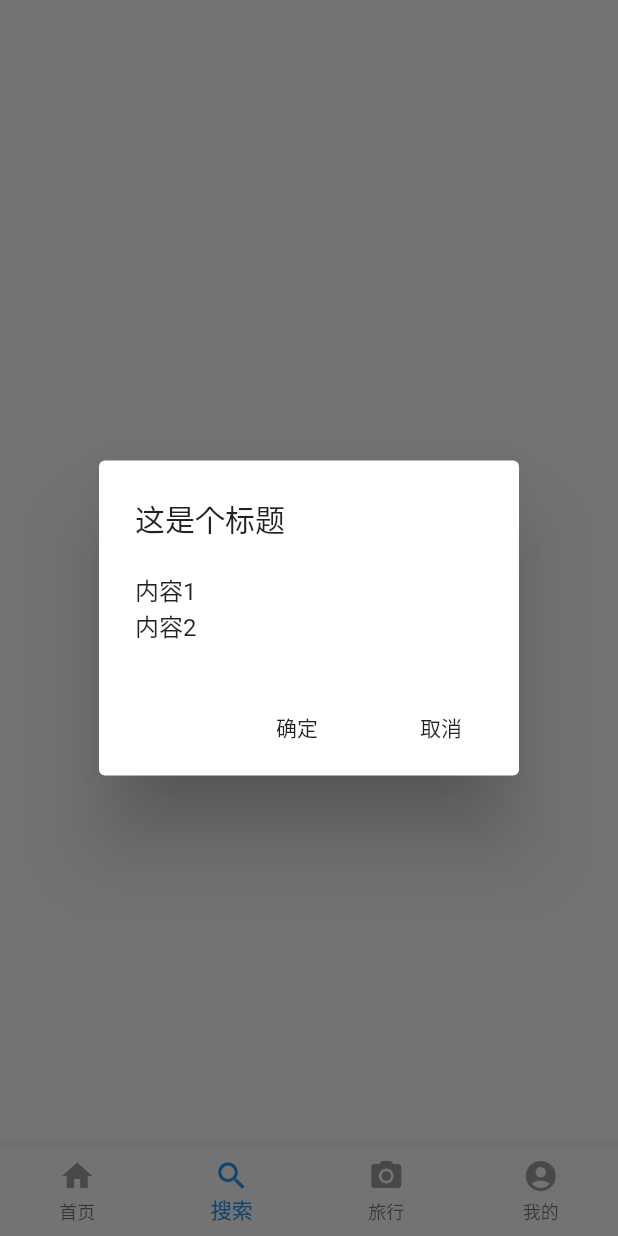
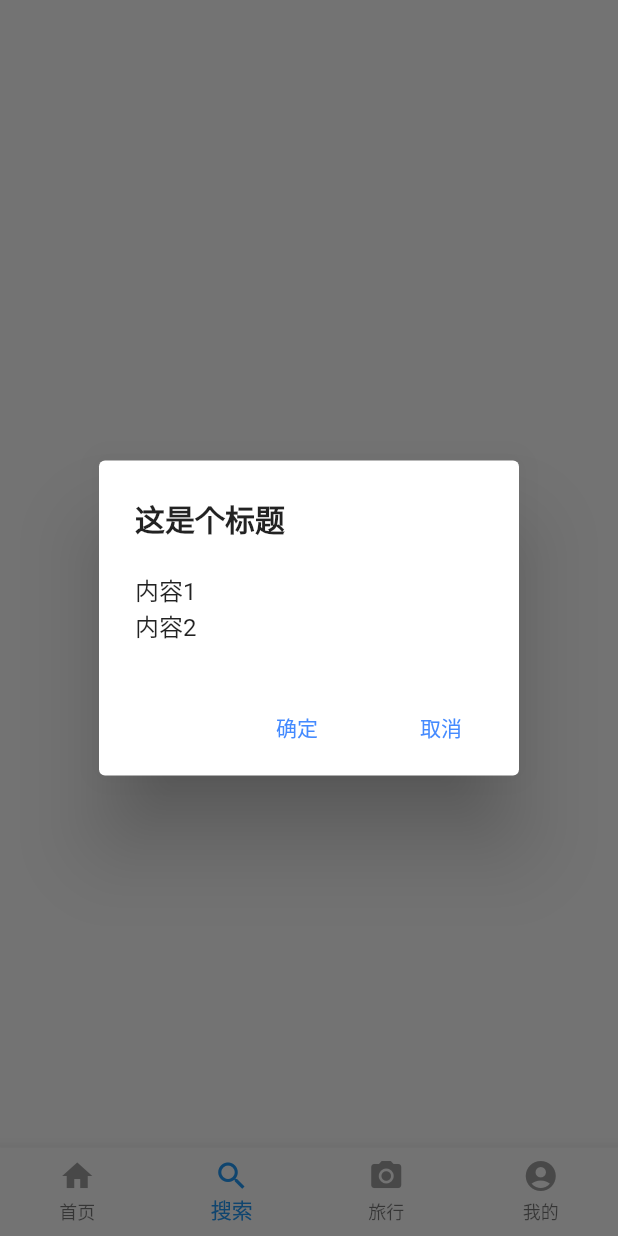
Before and after one commit to xuzhendada/flutter_first_app, a Flutter app: the screen it shows after launch, item 2 of the bottom bar chosen, after a tap on "点击弹窗", on a phone screen of 412 x 824 dp. Run offline on Flutter 3.47's test engine with Material 2 defaults, Android fonts, the phone set to English and light mode, and no system bars.

Commit message:
布局学习

```diff
--- a/lib/pages/home_page.dart
+++ b/lib/pages/home_page.dart
@@ -78,13 +78,17 @@ class _HomePageState extends State<HomePage> {
           Row(
             children: [Text("xxxx" * 10)],
           ),
-          Wrap(
+          Padding(
+            padding: const EdgeInsets.only(
+                left: 30.0, top: 20.0, bottom: 60.0, right: 30.0),
+            child: Wrap(
               spacing: 8,
               runSpacing: 4,
-            alignment: WrapAlignment.end,
+              alignment: WrapAlignment.start,
               children: [
                 Chip(
-                label: Text("xuzhen"),
+                  label: Text(
+                      "adasdasdasdasdasdasdasdasasdasdasdasdasdasdasdasdas"),
                   avatar: CircleAvatar(
                     backgroundColor: Colors.blue,
                     child: Text("X"),
@@ -98,21 +102,24 @@ class _HomePageState extends State<HomePage> {
                   ),
                 ),
                 Chip(
-                label: Text("xuzhen" , style: TextStyle(fontWeight: FontWeight.bold),),
+                  label: Text(
+                    "xu",
+                    style: TextStyle(fontWeight: FontWeight.bold),
+                  ),
                   avatar: CircleAvatar(
                     backgroundColor: Colors.blue,
                     child: Text("X"),
                   ),
                 ),
                 Chip(
-                label: Text("xuzhen"),
+                  label: Text("x"),
                   avatar: CircleAvatar(
                     backgroundColor: Colors.blue,
                     child: Text("X"),
                   ),
                 ),
                 Chip(
-                label: Text("xuzhen"),
+                  label: Text("xu"),
                   avatar: CircleAvatar(
                     backgroundColor: Colors.blue,
                     child: Text("X"),
@@ -120,6 +127,38 @@ class _HomePageState extends State<HomePage> {
                 )
               ],
             ),
+          ),
+          // ConstrainedBox(
+          //   constraints: BoxConstraints(minWidth: double.infinity),
+          //   child: Column(
+          //     children: [Text("hi"), Text("world")],
+          //   ),
+          // ),
+          Container(
+            margin: EdgeInsets.only( left: 120.0),
+            constraints: BoxConstraints.tightFor(width: 200.0, height: 150.0),
+            decoration: BoxDecoration(
+                gradient: RadialGradient(
+                    colors: [Colors.red, Colors.orange],
+                    center: Alignment.topLeft,
+                    radius: .98),
+                boxShadow: [
+                  BoxShadow(
+                      color: Colors.black54,
+                      offset: Offset(6.0, 6.0),
+                      blurRadius: 4.0)
+                ]),
+            transform: Matrix4.rotationY(.2),
+            alignment: Alignment.center,
+            child: Text(
+              "xu_zhen",
+              style: TextStyle(
+                  color: Colors.white,
+                  fontSize: 20.0,
+                  fontStyle: FontStyle.italic,
+                  fontWeight: FontWeight.bold),
+            ),
+          )
         ],
       ),
     );
--- a/lib/pages/search_page.dart
+++ b/lib/pages/search_page.dart
@@ -27,19 +27,26 @@ class _SearchPageState extends State<SearchPage> {
                 barrierDismissible: false,
                 builder: (BuildContext context) {
                   return AlertDialog(
-                    title: Text("这是个标题"),
+                    title: Text("这是个标题",style: TextStyle(fontWeight: FontWeight.bold),),
                     content: SingleChildScrollView(
                       child: ListBody(
                         children: [Text("内容1"), Text("内容2")],
                       ),
                     ),
                     actions: [
-                      FlatButton(
+                      MaterialButton(
                           onPressed: () {
                             Navigator.of(context).pop();
                           },
-                          child: Text("确定")),
-                      FlatButton(onPressed: () {}, child: Text("取消"))
+                          child: Text(
+                            "确定",
+                            style: TextStyle(
+                              color: Colors.blueAccent
+                            ),
+                          )),
+                      MaterialButton(onPressed: () {
+                        print("点击了取消");
+                      }, child: Text("取消",style: TextStyle(color: Colors.blueAccent),))
                     ],
                   );
                 });
```
Lines whose indentation alone changed are shown as unchanged.
